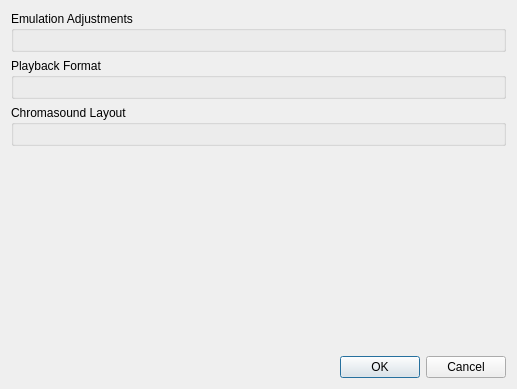
Qt form dialogs/settings/settingsdialog.ui (nirjacobson/Chromasound-Studio) before a commit.
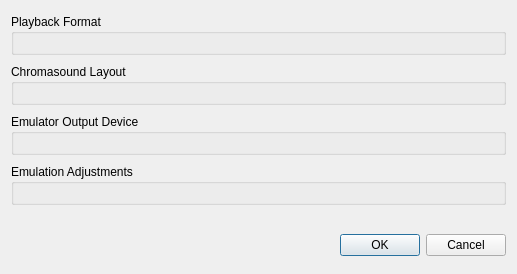
The same form after that commit. Custom widgets are drawn as their Qt base class.

Commit message: add emu output device selection

What changed in the file:
```diff
--- a/dialogs/settings/settingsdialog.ui
+++ b/dialogs/settings/settingsdialog.ui
@@ -7,9 +7,15 @@
     <x>0</x>
     <y>0</y>
     <width>517</width>
-    <height>389</height>
+    <height>274</height>
    </rect>
   </property>
+  <property name="sizePolicy">
+   <sizepolicy hsizetype="Fixed" vsizetype="Minimum">
+    <horstretch>0</horstretch>
+    <verstretch>0</verstretch>
+   </sizepolicy>
+  </property>
   <property name="minimumSize">
    <size>
     <width>440</width>
@@ -20,65 +26,116 @@
    <string>Settings</string>
   </property>
   <layout class="QGridLayout" name="gridLayout_2">
-   <item row="0" column="0">
-    <widget class="QGroupBox" name="groupBox">
+   <item row="5" column="0">
+    <widget class="QDialogButtonBox" name="buttonBox">
+     <property name="orientation">
+      <enum>Qt::Orientation::Horizontal</enum>
+     </property>
+     <property name="standardButtons">
+      <set>QDialogButtonBox::StandardButton::Cancel|QDialogButtonBox::StandardButton::Ok</set>
+     </property>
+    </widget>
+   </item>
+   <item row="1" column="0">
+    <widget class="QGroupBox" name="layoutGroupBox">
+     <property name="sizePolicy">
+      <sizepolicy hsizetype="Preferred" vsizetype="Fixed">
+       <horstretch>0</horstretch>
+       <verstretch>0</verstretch>
+      </sizepolicy>
+     </property>
+     <property name="title">
+      <string>Chromasound Layout</string>
+     </property>
+     <layout class="QGridLayout" name="gridLayout_4">
+      <property name="sizeConstraint">
+       <enum>QLayout::SizeConstraint::SetDefaultConstraint</enum>
+      </property>
+      <item row="0" column="0">
+       <widget class="ChromasoundLayoutWidget" name="chromasoundLayoutWidget" native="true"/>
+      </item>
+     </layout>
+    </widget>
+   </item>
+   <item row="3" column="0">
+    <widget class="QGroupBox" name="emuAdjustmentsGroupBox">
+     <property name="sizePolicy">
+      <sizepolicy hsizetype="Preferred" vsizetype="Fixed">
+       <horstretch>0</horstretch>
+       <verstretch>0</verstretch>
+      </sizepolicy>
+     </property>
      <property name="title">
       <string>Emulation Adjustments</string>
      </property>
      <layout class="QGridLayout" name="gridLayout">
+      <property name="sizeConstraint">
+       <enum>QLayout::SizeConstraint::SetDefaultConstraint</enum>
+      </property>
       <item row="0" column="0">
        <widget class="EmulationSettingsWidget" name="emulationSettingsWidget" native="true"/>
       </item>
      </layout>
     </widget>
    </item>
-   <item row="2" column="0">
-    <widget class="QGroupBox" name="groupBox_3">
+   <item row="0" column="0">
+    <widget class="QGroupBox" name="playbackGroupBox">
+     <property name="sizePolicy">
+      <sizepolicy hsizetype="Preferred" vsizetype="Fixed">
+       <horstretch>0</horstretch>
+       <verstretch>0</verstretch>
+      </sizepolicy>
+     </property>
      <property name="title">
       <string>Playback Format</string>
      </property>
      <layout class="QGridLayout" name="gridLayout_3">
+      <property name="sizeConstraint">
+       <enum>QLayout::SizeConstraint::SetDefaultConstraint</enum>
+      </property>
       <item row="0" column="0">
        <widget class="PlaybackSettingsWidget" name="playbackSettingsWidget" native="true"/>
       </item>
      </layout>
     </widget>
    </item>
-   <item row="5" column="0">
-    <widget class="QDialogButtonBox" name="buttonBox">
-     <property name="orientation">
-      <enum>Qt::Horizontal</enum>
+   <item row="2" column="0">
+    <widget class="QGroupBox" name="outputDeviceGroupBox">
+     <property name="sizePolicy">
+      <sizepolicy hsizetype="Preferred" vsizetype="Fixed">
+       <horstretch>0</horstretch>
+       <verstretch>0</verstretch>
+      </sizepolicy>
      </property>
-     <property name="standardButtons">
-      <set>QDialogButtonBox::Cancel|QDialogButtonBox::Ok</set>
+     <property name="title">
+      <string>Emulator Output Device</string>
      </property>
+     <layout class="QGridLayout" name="gridLayout_5">
+      <property name="sizeConstraint">
+       <enum>QLayout::SizeConstraint::SetDefaultConstraint</enum>
+      </property>
+      <item row="0" column="0">
+       <widget class="EmulatorOutputDeviceSettingsWidget" name="emulatorOutputDeviceWidget" native="true"/>
+      </item>
+     </layout>
     </widget>
    </item>
    <item row="4" column="0">
     <spacer name="verticalSpacer">
      <property name="orientation">
-      <enum>Qt::Vertical</enum>
+      <enum>Qt::Orientation::Vertical</enum>
+     </property>
+     <property name="sizeType">
+      <enum>QSizePolicy::Policy::Fixed</enum>
      </property>
      <property name="sizeHint" stdset="0">
       <size>
        <width>20</width>
-       <height>40</height>
+       <height>20</height>
       </size>
      </property>
     </spacer>
    </item>
-   <item row="3" column="0">
-    <widget class="QGroupBox" name="groupBox_2">
-     <property name="title">
-      <string>Chromasound Layout</string>
-     </property>
-     <layout class="QGridLayout" name="gridLayout_4">
-      <item row="0" column="0">
-       <widget class="ChromasoundLayoutWidget" name="chromasoundLayoutWidget" native="true"/>
-      </item>
-     </layout>
-    </widget>
-   </item>
   </layout>
  </widget>
  <customwidgets>
@@ -100,6 +157,12 @@
    <header>dialogs/settings/chromasoundlayoutwidget.h</header>
    <container>1</container>
   </customwidget>
+  <customwidget>
+   <class>EmulatorOutputDeviceSettingsWidget</class>
+   <extends>QWidget</extends>
+   <header>dialogs/settings/emulatoroutputdevicesettingswidget.h</header>
+   <container>1</container>
+  </customwidget>
  </customwidgets>
  <resources/>
  <connections>
```
Left out of the diff: 4 changed lines with no effect on the pictures. The commit also changes 13 other files.
